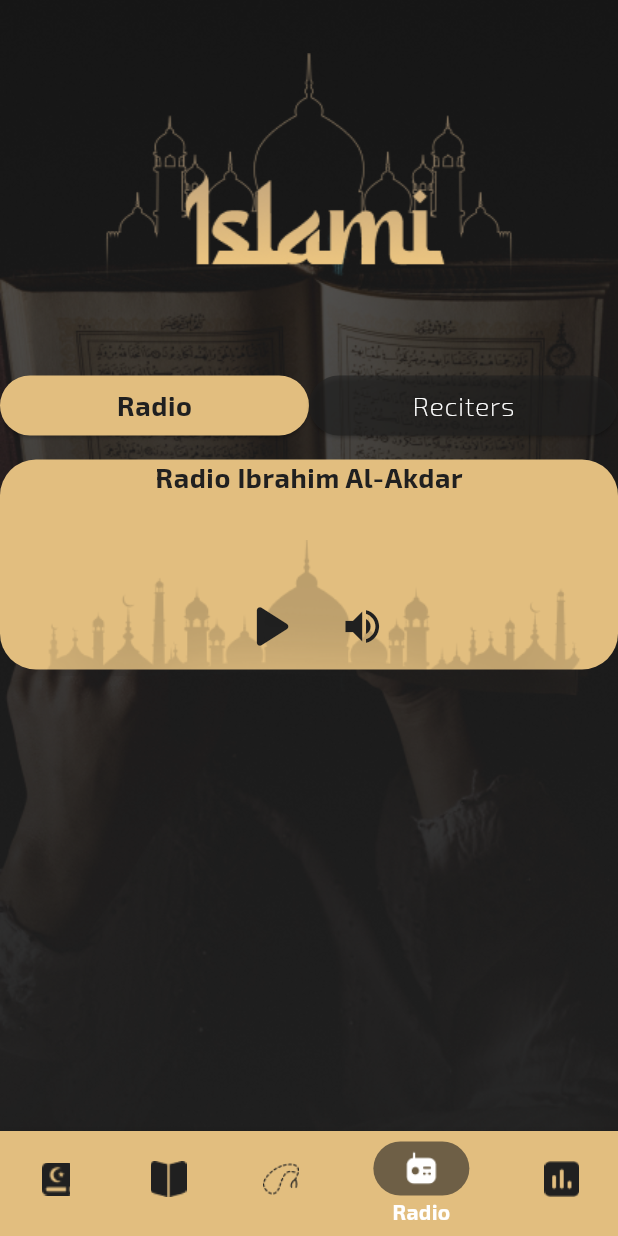
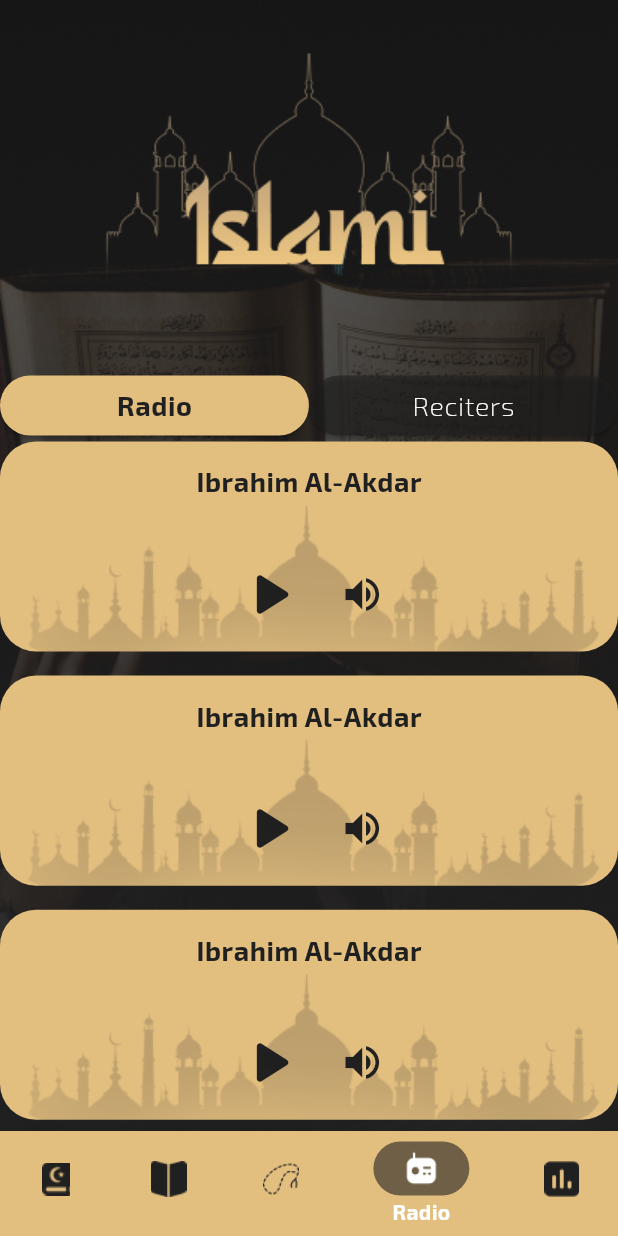
Before and after one commit to samarelsisi/Islame-App, a Flutter app: the HomeScreen screen opened by its route, item 4 of the bottom bar chosen, on a phone screen of 412 x 824 dp. Run offline on Flutter 3.47's test engine with Material 3 defaults, Android fonts, the phone set to English and light mode, and no system bars; our stand-ins replace carousel_slider, device_preview, google_fonts, introduction_screen, shared_preferences; accounts and stored records are empty.

Commit message:
radio screen finish design only

```diff
--- a/lib/home/homeScreen.dart
+++ b/lib/home/homeScreen.dart
@@ -3,7 +3,7 @@ import 'package:project/appcolors.dart';
 import 'package:project/home/tabs/ahageth_tabDetails/ahadethTab.dart';
 import 'package:project/home/tabs/dateTab.dart';
 import 'package:project/home/tabs/quran_tabDetails/quranTab.dart';
-import 'package:project/home/tabs/radioTab.dart';
+import 'package:project/home/tabs/radio_tab/radioTab.dart';
 import 'package:project/home/tabs/sebhaTab.dart';
 
 class HomeScreen extends StatefulWidget {
--- a/lib/home/tabs/ahageth_tabDetails/ahadethTab.dart
+++ b/lib/home/tabs/ahageth_tabDetails/ahadethTab.dart
@@ -123,7 +123,6 @@ class _AhadethTabState extends State<AhadethTab> {
           print(title);
           allAhadeth.add(hadethModel);
         }
-
         setState(() {});
       },
     ).catchError(
--- a/lib/home/tabs/radioTab.dart
+++ /dev/null
@@ -1,114 +0,0 @@
-import 'package:flutter/material.dart';
-import 'package:google_fonts/google_fonts.dart';
-import 'package:project/appcolors.dart';
-
-class RadioTab extends StatelessWidget {
-  const RadioTab({super.key});
-
-  @override
-  Widget build(BuildContext context) {
-    double width = MediaQuery.of(context).size.width;
-    double height = MediaQuery.of(context).size.height;
-    return Column(
-      crossAxisAlignment: CrossAxisAlignment.stretch,
-      mainAxisAlignment: MainAxisAlignment.start,
-      children: [
-        Image.asset("assets/images/onboarding_header.png"),
-        const SizedBox(
-          height: 5,
-        ),
-        Row(
-          children: [
-            Expanded(
-              child: ElevatedButton(
-                onPressed: () {},
-                child: Text("Radio",
-                    style: Theme.of(context)
-                        .textTheme
-                        .bodySmall!
-                        .copyWith(color: AppColors.primaryDarkColor)),
-                style: ElevatedButton.styleFrom(
-                  backgroundColor: AppColors.primaryColor,
-                ),
-              ),
-            ),
-            Expanded(
-              child: ElevatedButton(
-                onPressed: () {},
-                child: Text("Reciters",
-                    style: Theme.of(context).textTheme.bodySmall!.copyWith(
-                        color: AppColors.whiteColor,
-                        fontWeight: FontWeight.w200)),
-                style: ElevatedButton.styleFrom(
-                  backgroundColor: AppColors.blackColor,
-                ),
-              ),
-            ),
-          ],
-        ),
-        SizedBox(
-          height: 12,
-        ),
-        Container(
-          height: height * .17,
-          padding: EdgeInsets.symmetric(horizontal: 24),
-          decoration: BoxDecoration(
-            color: AppColors.primaryColor,
-            borderRadius: BorderRadius.all(
-              Radius.circular(24),
-            ),
-          ),
-          child: Column(
-            crossAxisAlignment: CrossAxisAlignment.center,
-            mainAxisAlignment: MainAxisAlignment.center,
-            children: [
-              Text(
-                "Radio Ibrahim Al-Akdar",
-                style: Theme.of(context)
-                    .textTheme
-                    .bodySmall!
-                    .copyWith(color: AppColors.primaryDarkColor),
-              ),
-              SizedBox(
-                height: 30,
-              ),
-              Stack(
-                alignment: Alignment.bottomCenter,
-                  children: [
-                Row(
-                  mainAxisAlignment: MainAxisAlignment.center,
-                  children: [
-                    IconButton(
-                      onPressed: () {},
-                      icon: Icon(Icons.play_arrow_rounded),
-                      color: AppColors.primaryDarkColor,
-                      iconSize: 50,
-                    ),
-                    SizedBox(
-                      width: 5,
-                    ),
-                    IconButton(
-                      onPressed: () {},
-                      icon: Icon(Icons.volume_up),
-                      color: AppColors.primaryDarkColor,
-                      iconSize: 30,
-                    ),
-                  ],
-                ),
-                Align(
-                  alignment: Alignment.bottomCenter,
-                    child: Image.asset(
-                  "assets/images/play.png",
-                  fit: BoxFit.cover,
-                  width: double.infinity,
-
-
-                ))
-              ])
-            ],
-          ),
-        )
-      ],
-    );
-  }
-}
--- /dev/null
+++ b/lib/home/tabs/radio_tab/radioTab.dart
@@ -0,0 +1,66 @@
+import 'package:flutter/material.dart';
+import 'package:google_fonts/google_fonts.dart';
+import 'package:project/appcolors.dart';
+import 'package:project/home/tabs/radio_tab/radio_screen.dart';
+
+class RadioTab extends StatelessWidget {
+  const RadioTab({super.key});
+
+  @override
+  Widget build(BuildContext context) {
+    double width = MediaQuery.of(context).size.width;
+    double height = MediaQuery.of(context).size.height;
+    return Column(
+      crossAxisAlignment: CrossAxisAlignment.stretch,
+      mainAxisAlignment: MainAxisAlignment.start,
+      children: [
+        Image.asset("assets/images/onboarding_header.png"),
+        const SizedBox(
+          height: 5,
+        ),
+        Row(
+          children: [
+            Expanded(
+              child: ElevatedButton(
+                onPressed: () {},
+                child: Text("Radio",
+                    style: Theme.of(context)
+                        .textTheme
+                        .bodySmall!
+                        .copyWith(color: AppColors.primaryDarkColor)),
+                style: ElevatedButton.styleFrom(
+                  backgroundColor: AppColors.primaryColor,
+                ),
+              ),
+            ),
+            Expanded(
+              child: ElevatedButton(
+                onPressed: () {},
+                child: Text("Reciters",
+                    style: Theme.of(context).textTheme.bodySmall!.copyWith(
+                        color: AppColors.whiteColor,
+                        fontWeight: FontWeight.w200)),
+                style: ElevatedButton.styleFrom(
+                  backgroundColor: AppColors.blackColor,
+                ),
+              ),
+            ),
+          ],
+        ),
+        Expanded(
+          child: ListView.separated(
+            separatorBuilder: (context, index) => const SizedBox(
+              height: 16,
+            ),
+            scrollDirection: Axis.vertical,
+            itemBuilder: (context, index){
+              return RecordScreen(height: height);
+            },
+           itemCount: 10,
+          ),
+        )
+
+      ],
+    );
+  }
+}
--- /dev/null
+++ b/lib/home/tabs/radio_tab/radio_screen.dart
@@ -0,0 +1,71 @@
+import 'package:flutter/material.dart';
+import 'package:flutter/cupertino.dart';
+
+import '../../../appcolors.dart';
+
+class RecordScreen extends StatelessWidget {
+  const RecordScreen({
+    super.key,
+    required this.height,
+  });
+
+  final double height;
+
+  @override
+  Widget build(BuildContext context) {
+    return Container(
+      padding: EdgeInsets.only(top: 10),
+      height: height * .17,
+      decoration: BoxDecoration(
+        color: AppColors.primaryColor,
+        borderRadius: BorderRadius.all(
+          Radius.circular(24),
+        ),
+      ),
+      child: Stack(alignment: Alignment.bottomCenter, children: [
+        Column(
+          crossAxisAlignment: CrossAxisAlignment.center,
+          mainAxisAlignment: MainAxisAlignment.center,
+          children: [
+            Text(
+              "Ibrahim Al-Akdar",
+              style: Theme.of(context)
+                  .textTheme
+                  .bodySmall!
+                  .copyWith(color: AppColors.primaryDarkColor),
+            ),
+            SizedBox(
+              height: 30,
+            ),
+            Row(
+              mainAxisAlignment: MainAxisAlignment.center,
+              children: [
+                IconButton(
+                  onPressed: () {},
+                  icon: Icon(Icons.play_arrow_rounded),
+                  color: AppColors.primaryDarkColor,
+                  iconSize: 50,
+                ),
+                SizedBox(
+                  width: 5,
+                ),
+                IconButton(
+                  onPressed: () {},
+                  icon: Icon(Icons.volume_up),
+                  color: AppColors.primaryDarkColor,
+                  iconSize: 30,
+                ),
+              ],
+            ),
+          ],
+        ),
+        Image.asset(
+          "assets/images/play.png",
+          fit: BoxFit.scaleDown,
+          width: double.infinity,
+          alignment: Alignment.bottomCenter,
+        ),
+      ]),
+    );
+  }
+}
```
